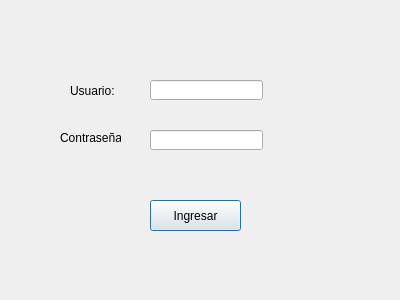
First picture: the form in login.ui, repository MarianaGG3/entregable_final_SaraPalacio_MarianaGiraldo, before the edit.
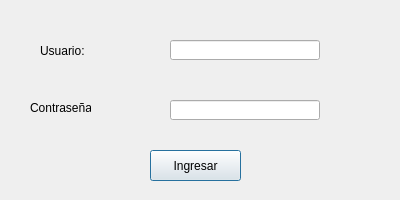
Second picture: the form after the edit.

Commit message: ventana paciente

What changed in the file:
```diff
--- a/login.ui
+++ b/login.ui
@@ -7,7 +7,7 @@
     <x>0</x>
     <y>0</y>
     <width>400</width>
-    <height>300</height>
+    <height>200</height>
    </rect>
   </property>
   <property name="windowTitle">
@@ -16,9 +16,9 @@
   <widget class="QLineEdit" name="usuario">
    <property name="geometry">
     <rect>
-     <x>150</x>
-     <y>80</y>
-     <width>113</width>
+     <x>170</x>
+     <y>40</y>
+     <width>150</width>
      <height>20</height>
     </rect>
    </property>
@@ -29,8 +29,8 @@
   <widget class="QLabel" name="label">
    <property name="geometry">
     <rect>
-     <x>70</x>
-     <y>80</y>
+     <x>40</x>
+     <y>40</y>
      <width>51</width>
      <height>21</height>
     </rect>
@@ -42,8 +42,8 @@
   <widget class="QLabel" name="label_2">
    <property name="geometry">
     <rect>
-     <x>60</x>
-     <y>130</y>
+     <x>30</x>
+     <y>100</y>
      <width>61</width>
      <height>16</height>
     </rect>
@@ -55,9 +55,9 @@
   <widget class="QLineEdit" name="contrasena">
    <property name="geometry">
     <rect>
-     <x>150</x>
-     <y>130</y>
-     <width>113</width>
+     <x>170</x>
+     <y>100</y>
+     <width>150</width>
      <height>20</height>
     </rect>
    </property>
@@ -66,7 +66,7 @@
    <property name="geometry">
     <rect>
      <x>150</x>
-     <y>200</y>
+     <y>150</y>
      <width>91</width>
      <height>31</height>
     </rect>
```
The commit also changes 3 other files.
